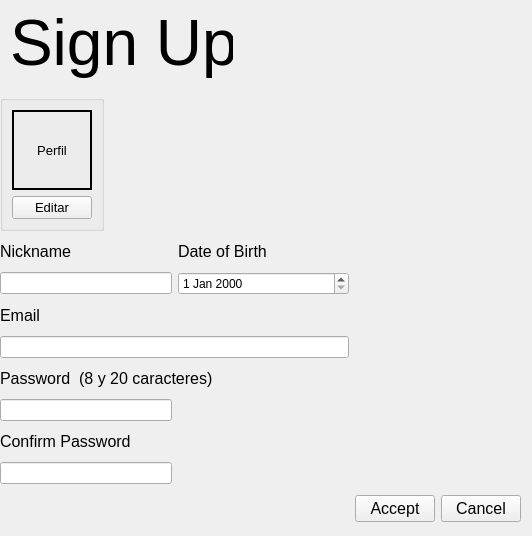
First picture: the form in Trabajo/signup.ui, repository KaiacUPV/PROYECTO-IHM, before the edit.
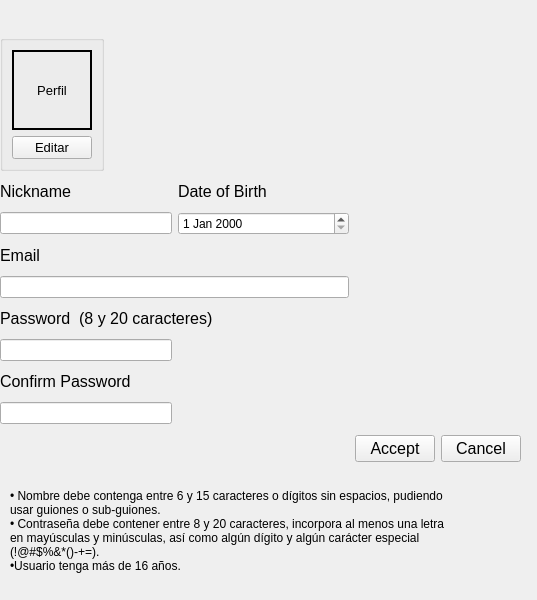
Second picture: the form after the edit.

The edit to the form file:
```diff
--- a/Trabajo/signup.ui
+++ b/Trabajo/signup.ui
@@ -6,8 +6,8 @@
    <rect>
     <x>0</x>
     <y>0</y>
-    <width>532</width>
-    <height>536</height>
+    <width>537</width>
+    <height>600</height>
    </rect>
   </property>
   <property name="windowTitle">
@@ -17,9 +17,9 @@
    <property name="geometry">
     <rect>
      <x>10</x>
-     <y>0</y>
-     <width>223</width>
-     <height>86</height>
+     <y>460</y>
+     <width>541</width>
+     <height>141</height>
     </rect>
    </property>
    <property name="sizePolicy">
@@ -28,20 +28,20 @@
      <verstretch>0</verstretch>
     </sizepolicy>
    </property>
-   <property name="font">
-    <font>
-     <pointsize>48</pointsize>
-    </font>
-   </property>
    <property name="text">
-    <string>Sign Up</string>
+    <string>• Nombre debe contenga entre 6 y 15 caracteres o dígitos sin espacios, pudiendo
+usar guiones o sub-guiones.
+• Contraseña debe contener entre 8 y 20 caracteres, incorpora al menos una letra
+en mayúsculas y minúsculas, así como algún dígito y algún carácter especial
+(!@#$%&amp;*()-+=).
+•Usuario tenga más de 16 años.</string>
    </property>
   </widget>
   <widget class="QWidget" name="widget" native="true">
    <property name="geometry">
     <rect>
      <x>0</x>
-     <y>90</y>
+     <y>30</y>
      <width>521</width>
      <height>441</height>
     </rect>
```
